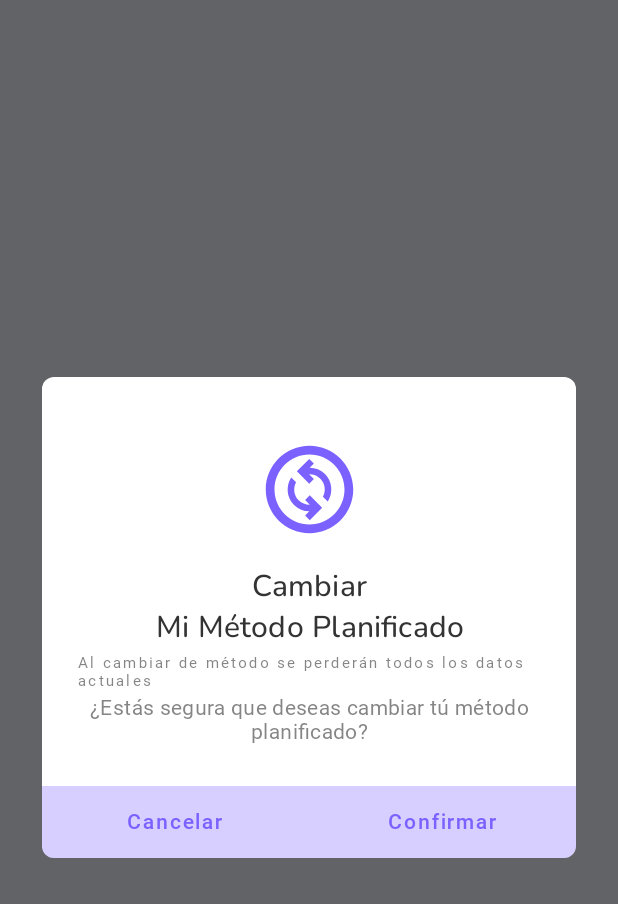
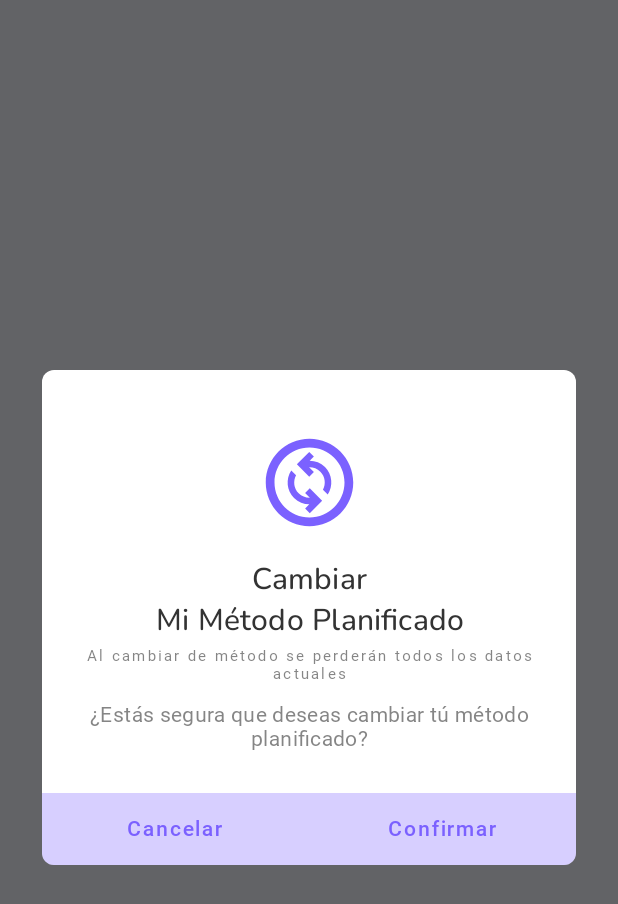
Before and after one commit to TomasMVazquez/MiMetodoPlanificado, an Android app built with Jetpack Compose: the composable AlertDialogConfirmMethodChange shown on its own in the app's theme, on a phone screen of 412 x 824 dp. Shown: the top 904 px of the screen. Run offline under Robolectric (Android 15) with nearby library versions, the phone set to English and light mode, and no system bars; our stand-ins replace accompanist; Roboto replaces fonts that are not available here; 1 statement that could not run was skipped.

Commit message:
Add spacer in dialogs

```diff
--- a/app/src/main/java/com/applications/toms/mimetodoplanificado/ui/components/dialogs/AlertDialogConfirmMethodChange.kt
+++ b/app/src/main/java/com/applications/toms/mimetodoplanificado/ui/components/dialogs/AlertDialogConfirmMethodChange.kt
@@ -27,6 +27,8 @@ import androidx.compose.ui.text.style.TextAlign
 import androidx.compose.ui.unit.dp
 import androidx.compose.ui.window.DialogProperties
 import com.applications.toms.mimetodoplanificado.R
+import com.applications.toms.mimetodoplanificado.ui.components.generics.GenericSpacer
+import com.applications.toms.mimetodoplanificado.ui.components.generics.SpacerType
 
 @OptIn(ExperimentalComposeUiApi::class)
 @Composable
@@ -67,8 +69,13 @@ fun AlertDialogConfirmMethodChange(onCancel: () -> Unit, onConfirm: () -> Unit)
                     modifier = Modifier
                         .fillMaxWidth()
                         .padding(vertical = dimensionResource(id = R.dimen.spacer_small)),
+                    textAlign = TextAlign.Center,
                     text = stringResource(R.string.change_my_method_warning),
                     style = MaterialTheme.typography.overline,
+                )
+                GenericSpacer(
+                    type = SpacerType.VERTICAL,
+                    padding = dimensionResource(id = R.dimen.spacer_small)
                 )
                 Text(
                     modifier = Modifier.fillMaxWidth(),
--- a/app/src/main/java/com/applications/toms/mimetodoplanificado/ui/components/dialogs/AlertDialogOkCancel.kt
+++ b/app/src/main/java/com/applications/toms/mimetodoplanificado/ui/components/dialogs/AlertDialogOkCancel.kt
@@ -27,6 +27,8 @@ import androidx.compose.ui.text.style.TextAlign
 import androidx.compose.ui.unit.dp
 import androidx.compose.ui.window.DialogProperties
 import com.applications.toms.mimetodoplanificado.R
+import com.applications.toms.mimetodoplanificado.ui.components.generics.GenericSpacer
+import com.applications.toms.mimetodoplanificado.ui.components.generics.SpacerType
 
 @OptIn(ExperimentalComposeUiApi::class)
 @Composable
@@ -83,6 +85,10 @@ fun AlertDialogOkCancel(
                             style = MaterialTheme.typography.overline,
                         )
                     }
+                    GenericSpacer(
+                        type = SpacerType.VERTICAL,
+                        padding = dimensionResource(id = R.dimen.spacer_small)
+                    )
                     Text(
                         modifier = Modifier.fillMaxWidth(),
                         textAlign = TextAlign.Center,
```
